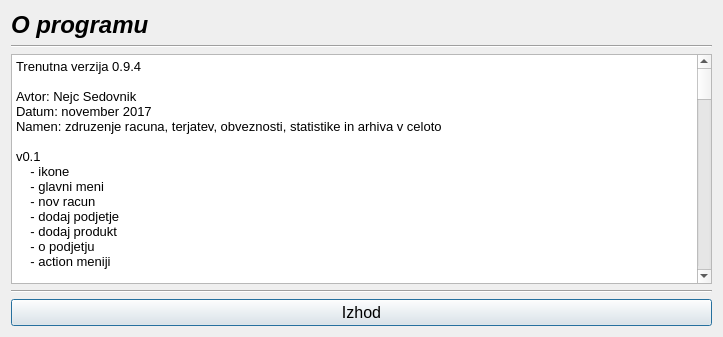
Before: the Qt Designer form oprogramu.ui in MaxMaxy/racun, drawn with Qt 5.
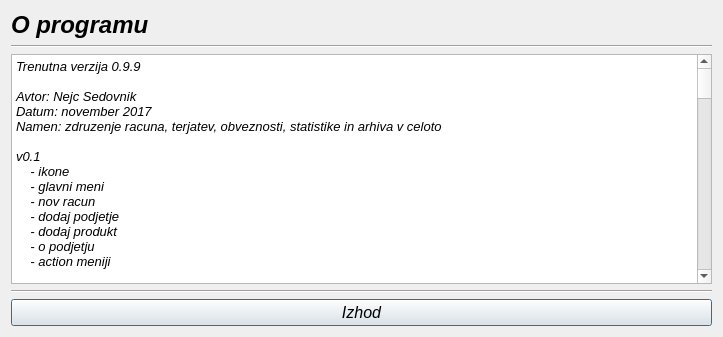
After: the same form once the commit is applied.

Commit message:
Razni popravki
Razni popravki

```diff
--- a/oprogramu.ui
+++ b/oprogramu.ui
@@ -63,13 +63,14 @@
         <font>
          <family>MS Sans Serif</family>
          <pointsize>10</pointsize>
+         <italic>true</italic>
         </font>
        </property>
        <property name="readOnly">
         <bool>true</bool>
        </property>
        <property name="plainText">
-        <string>Trenutna verzija 0.9.4
+        <string>Trenutna verzija 0.9.9
 
 Avtor: Nejc Sedovnik
 Datum: november 2017
@@ -156,10 +157,14 @@
     - stilski popravki
     - statistika deluje (potrebni popravki v primeru popravljanja podjetja)
 
+v0.9.9
+    - stilski popravki racuna
+    - pod testi deluje vse
+
 TO_DO:
     - moznost posiljanja racuna po emailu strankam
     - printanje deluje preko AdobeReaderja
-    - preveri kako odpraviti napako pri statistiki (popravek podjetja)
+    - v statistiki tabelo razdeli na dva dela in jo pozicijoniraj na levo ali desno
     - itd.</string>
        </property>
       </widget>
@@ -177,6 +182,7 @@
         <font>
          <family>MS Sans Serif</family>
          <pointsize>12</pointsize>
+         <italic>true</italic>
         </font>
        </property>
        <property name="text">
```
Left out of the diff: 10 changed lines with no effect on the pictures. The commit also changes 26 other files.
